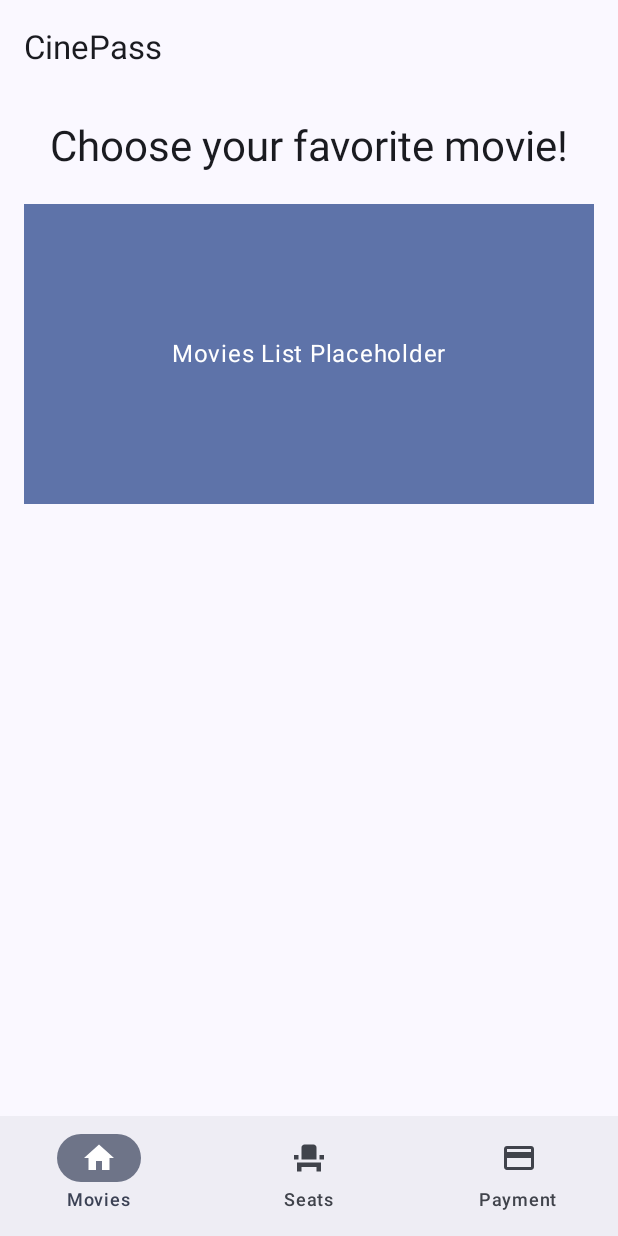
After one commit to Vilashcj/cinepass, an Android app built with Jetpack Compose: the HomeActivity screen opened directly, with no data from a screen before it, on a phone screen of 412 x 824 dp. The commit adds this screen. Run offline under Robolectric (Android 15) with nearby library versions, the phone set to English and light mode, and no system bars.

Commit message:
Commit 6

```diff
--- a/app/build.gradle.kts
+++ b/app/build.gradle.kts
@@ -59,5 +59,7 @@ dependencies {
     androidTestImplementation(libs.androidx.ui.test.junit4)
     debugImplementation(libs.androidx.ui.tooling)
     debugImplementation(libs.androidx.ui.test.manifest)
-    implementation("androidx.compose.material:material-icons-extended:1.0.0")
+    implementation (libs.ui) // Use the latest version
+    implementation (libs.androidx.foundation)
+    implementation(libs.androidx.material.icons.extended)
 }
--- a/app/src/main/AndroidManifest.xml
+++ b/app/src/main/AndroidManifest.xml
@@ -25,6 +25,7 @@
         </activity>
         <activity android:name=".LoginActivity" android:exported="true"/>
         <activity android:name=".RegisterActivity" android:exported="true"/>
+        <activity android:name=".HomeActivity" android:exported="true"/>
     </application>
 
 </manifest>
--- /dev/null
+++ b/app/src/main/java/com/example/cinepass/HomeActivity.kt
@@ -0,0 +1,151 @@
+package com.example.cinepass
+
+import android.os.Bundle
+import androidx.activity.ComponentActivity
+import androidx.activity.compose.setContent
+import androidx.compose.foundation.Image
+import androidx.compose.foundation.background
+import androidx.compose.foundation.layout.*
+import androidx.compose.material.icons.Icons
+import androidx.compose.material.icons.filled.AccountCircle
+import androidx.compose.material.icons.filled.EventSeat
+import androidx.compose.material.icons.filled.Home
+import androidx.compose.material.icons.filled.Payment
+import androidx.compose.material3.*
+import androidx.compose.runtime.*
+import androidx.compose.ui.Alignment
+import androidx.compose.ui.Modifier
+import androidx.compose.ui.graphics.painter.Painter
+import androidx.compose.ui.layout.ContentScale
+import androidx.compose.ui.res.painterResource
+import androidx.compose.ui.unit.dp
+import com.example.cinepass.ui.theme.CinePassTheme
+
+class HomeActivity : ComponentActivity() {
+    override fun onCreate(savedInstanceState: Bundle?) {
+        super.onCreate(savedInstanceState)
+        setContent {
+            CinePassTheme {
+                HomeScreen()
+            }
+        }
+    }
+}
+
+@OptIn(ExperimentalMaterial3Api::class)
+@Composable
+fun HomeScreen() {
+    var selectedTab by remember { mutableStateOf(0) }
+
+    Scaffold(
+        topBar = {
+            TopAppBar(
+                title = { Text("CinePass") }
+            )
+        },
+        bottomBar = {
+            BottomNavigationBar(selectedTab = selectedTab) { selectedTab = it }
+        }
+    ) { innerPadding ->
+        Box(modifier = Modifier.padding(innerPadding)) {
+            when (selectedTab) {
+                0 -> MoviesTab()
+                1 -> SeatSelectionTab()
+                2 -> PaymentTab()
+            }
+        }
+    }
+}
+
+@Composable
+fun BottomNavigationBar(selectedTab: Int, onTabSelected: (Int) -> Unit) {
+    NavigationBar {
+        NavigationBarItem(
+            selected = selectedTab == 0,
+            onClick = { onTabSelected(0) },
+            icon = { Icon(Icons.Filled.Home, contentDescription = "Movies") },
+            label = { Text("Movies") }
+        )
+        NavigationBarItem(
+            selected = selectedTab == 1,
+            onClick = { onTabSelected(1) },
+            icon = { Icon(Icons.Filled.EventSeat, contentDescription = "Seat Selection") },
+            label = { Text("Seats") }
+        )
+        NavigationBarItem(
+            selected = selectedTab == 2,
+            onClick = { onTabSelected(2) },
+            icon = { Icon(Icons.Filled.Payment, contentDescription = "Payment") },
+            label = { Text("Payment") }
+        )
+    }
+}
+
+@Composable
+fun MoviesTab() {
+    Column(
+        modifier = Modifier
+            .fillMaxSize()
+            .padding(16.dp),
+        horizontalAlignment = Alignment.CenterHorizontally,
+        verticalArrangement = Arrangement.spacedBy(20.dp)
+    ) {
+        Text("Choose your favorite movie!", style = MaterialTheme.typography.headlineMedium)
+
+        // Placeholder for movie list
+        Box(
+            modifier = Modifier
+                .fillMaxWidth()
+                .height(200.dp)
+                .background(MaterialTheme.colorScheme.primaryContainer),
+            contentAlignment = Alignment.Center
+        ) {
+            Text("Movies List Placeholder", color = MaterialTheme.colorScheme.onPrimaryContainer)
+        }
+
+        // Add more UI elements for selecting movies as needed
+    }
+}
+
+
+@Composable
+fun SeatSelectionTab() {
+    Column(
+        modifier = Modifier
+            .fillMaxSize()
+            .padding(16.dp),
+        horizontalAlignment = Alignment.CenterHorizontally,
+        verticalArrangement = Arrangement.spacedBy(20.dp)
+    ) {
+        Text("Select your seats", style = MaterialTheme.typography.headlineMedium)
+
+        // Placeholder for seat selection UI
+        Box(
+            modifier = Modifier
+                .fillMaxWidth()
+                .height(300.dp)
+                .background(MaterialTheme.colorScheme.surfaceVariant),
+            contentAlignment = Alignment.Center
+        ) {
+            Text("Seat Map Placeholder")
+        }
+    }
+}
+
+@Composable
+fun PaymentTab() {
+    Column(
+        modifier = Modifier
+            .fillMaxSize()
+            .padding(16.dp),
+        horizontalAlignment = Alignment.CenterHorizontally,
+        verticalArrangement = Arrangement.spacedBy(20.dp)
+    ) {
+        Text("Complete your payment", style = MaterialTheme.typography.headlineMedium)
+
+        // Placeholder for payment options
+        Button(onClick = { /* Handle payment */ }) {
+            Text("Pay Now")
+        }
+    }
+}
--- a/gradle/libs.versions.toml
+++ b/gradle/libs.versions.toml
@@ -1,5 +1,6 @@
 [versions]
 agp = "8.7.0"
+foundation = "1.7.5"
 kotlin = "2.0.0"
 coreKtx = "1.15.0"
 junit = "4.13.2"
@@ -8,9 +9,13 @@ espressoCore = "3.6.1"
 lifecycleRuntimeKtx = "2.8.7"
 activityCompose = "1.9.3"
 composeBom = "2024.04.01"
+materialIconsExtended = "1.7.5"
+ui = "1.7.5"
 
 [libraries]
 androidx-core-ktx = { group = "androidx.core", name = "core-ktx", version.ref = "coreKtx" }
+androidx-foundation = { module = "androidx.compose.foundation:foundation", version.ref = "foundation" }
+androidx-material-icons-extended = { module = "androidx.compose.material:material-icons-extended", version.ref = "materialIconsExtended" }
 junit = { group = "junit", name = "junit", version.ref = "junit" }
 androidx-junit = { group = "androidx.test.ext", name = "junit", version.ref = "junitVersion" }
 androidx-espresso-core = { group = "androidx.test.espresso", name = "espresso-core", version.ref = "espressoCore" }
@@ -24,6 +29,7 @@ androidx-ui-tooling-preview = { group = "androidx.compose.ui", name = "ui-toolin
 androidx-ui-test-manifest = { group = "androidx.compose.ui", name = "ui-test-manifest" }
 androidx-ui-test-junit4 = { group = "androidx.compose.ui", name = "ui-test-junit4" }
 androidx-material3 = { group = "androidx.compose.material3", name = "material3" }
+ui = { module = "androidx.compose.ui:ui", version.ref = "ui" }
 
 [plugins]
 android-application = { id = "com.android.application", version.ref = "agp" }
```
Also changed, not shown: app/src/main/java/com/example/cinepass/LoginActivity.kt (+16 -10 lines).
